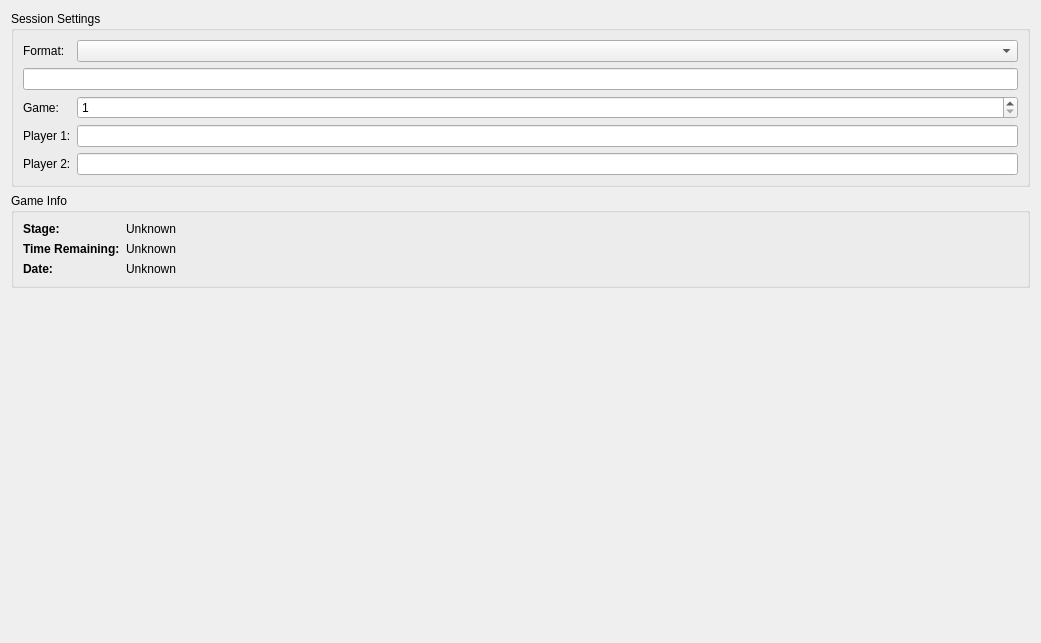
Above: application/forms/ActiveSessionView.ui from reframedultimate/ReFramed before the change. Below: the same form after it.
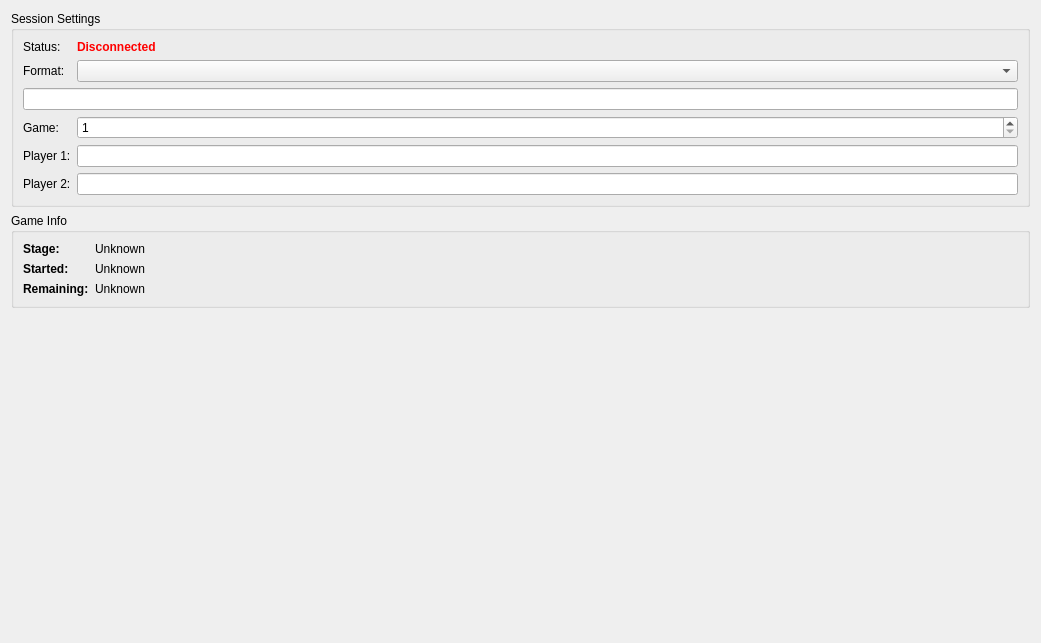
That is the form after the change.

Commit message: Fixing bugs, active session view works properly

Patch:
```diff
--- a/application/forms/ActiveSessionView.ui
+++ b/application/forms/ActiveSessionView.ui
@@ -13,17 +13,85 @@
   <property name="windowTitle">
    <string>Form</string>
   </property>
-  <layout class="QGridLayout" name="gridLayout_2" rowstretch="0,0,1" columnstretch="0,1">
+  <layout class="QGridLayout" name="gridLayout_2" rowstretch="0,0,0,0" columnstretch="0,1">
+   <item row="1" column="0">
+    <widget class="QGroupBox" name="groupBox">
+     <property name="title">
+      <string>Game Info</string>
+     </property>
+     <layout class="QFormLayout" name="formLayout">
+      <item row="0" column="0">
+       <widget class="QLabel" name="label">
+        <property name="text">
+         <string>&lt;html&gt;&lt;head/&gt;&lt;body&gt;&lt;p&gt;&lt;span style=&quot; font-weight:600;&quot;&gt;Stage:&lt;/span&gt;&lt;/p&gt;&lt;/body&gt;&lt;/html&gt;</string>
+        </property>
+       </widget>
+      </item>
+      <item row="0" column="1">
+       <widget class="QLabel" name="label_stage">
+        <property name="text">
+         <string>Unknown</string>
+        </property>
+       </widget>
+      </item>
+      <item row="1" column="0">
+       <widget class="QLabel" name="label_3">
+        <property name="text">
+         <string>&lt;html&gt;&lt;head/&gt;&lt;body&gt;&lt;p&gt;&lt;span style=&quot; font-weight:600;&quot;&gt;Started:&lt;/span&gt;&lt;/p&gt;&lt;/body&gt;&lt;/html&gt;</string>
+        </property>
+       </widget>
+      </item>
+      <item row="1" column="1">
+       <widget class="QLabel" name="label_started">
+        <property name="text">
+         <string>Unknown</string>
+        </property>
+       </widget>
+      </item>
+      <item row="2" column="0">
+       <widget class="QLabel" name="label_2">
+        <property name="text">
+         <string>&lt;html&gt;&lt;head/&gt;&lt;body&gt;&lt;p&gt;&lt;span style=&quot; font-weight:600;&quot;&gt;Remaining:&lt;/span&gt;&lt;/p&gt;&lt;/body&gt;&lt;/html&gt;</string>
+        </property>
+       </widget>
+      </item>
+      <item row="2" column="1">
+       <widget class="QLabel" name="label_remaining">
+        <property name="text">
+         <string>Unknown</string>
+        </property>
+       </widget>
+      </item>
+     </layout>
+    </widget>
+   </item>
+   <item row="2" column="0">
+    <layout class="QVBoxLayout" name="layout_playerInfo"/>
+   </item>
    <item row="0" column="0">
     <widget class="QGroupBox" name="groupBox_2">
      <property name="title">
       <string>Session Settings</string>
      </property>
      <layout class="QGridLayout" name="gridLayout">
-      <item row="0" column="1">
+      <item row="5" column="0">
+       <widget class="QLabel" name="label_8">
+        <property name="text">
+         <string>Player 2:</string>
+        </property>
+       </widget>
+      </item>
+      <item row="1" column="1">
        <widget class="QComboBox" name="comboBox_format"/>
       </item>
-      <item row="2" column="1">
+      <item row="3" column="0">
+       <widget class="QLabel" name="label_9">
+        <property name="text">
+         <string>Game:</string>
+        </property>
+       </widget>
+      </item>
+      <item row="3" column="1">
        <widget class="QSpinBox" name="spinBox_gameNumber">
         <property name="minimum">
          <number>1</number>
@@ -33,111 +101,73 @@
         </property>
        </widget>
       </item>
-      <item row="2" column="0">
-       <widget class="QLabel" name="label_9">
+      <item row="4" column="1">
+       <widget class="QLineEdit" name="lineEdit_player1">
         <property name="text">
-         <string>Game:</string>
+         <string/>
         </property>
        </widget>
       </item>
-      <item row="3" column="0">
+      <item row="5" column="1">
+       <widget class="QLineEdit" name="lineEdit_player2">
+        <property name="text">
+         <string/>
+        </property>
+       </widget>
+      </item>
+      <item row="4" column="0">
        <widget class="QLabel" name="label_7">
         <property name="text">
          <string>Player 1:</string>
         </property>
        </widget>
       </item>
-      <item row="0" column="0">
-       <widget class="QLabel" name="label_6">
-        <property name="text">
-         <string>Format:</string>
-        </property>
-       </widget>
-      </item>
-      <item row="3" column="1">
-       <widget class="QLineEdit" name="lineEdit_player1">
-        <property name="text">
-         <string/>
-        </property>
-       </widget>
-      </item>
-      <item row="1" column="0" colspan="2">
+      <item row="2" column="0" colspan="2">
        <widget class="QLineEdit" name="lineEdit_formatOther">
         <property name="enabled">
          <bool>true</bool>
         </property>
        </widget>
       </item>
-      <item row="4" column="0">
-       <widget class="QLabel" name="label_8">
+      <item row="1" column="0">
+       <widget class="QLabel" name="label_6">
         <property name="text">
-         <string>Player 2:</string>
+         <string>Format:</string>
         </property>
        </widget>
       </item>
-      <item row="4" column="1">
-       <widget class="QLineEdit" name="lineEdit_player2">
-        <property name="text">
-         <string/>
-        </property>
-       </widget>
-      </item>
-     </layout>
-    </widget>
-   </item>
-   <item row="1" column="0">
-    <widget class="QGroupBox" name="groupBox">
-     <property name="title">
-      <string>Game Info</string>
-     </property>
-     <layout class="QFormLayout" name="formLayout_2">
       <item row="0" column="0">
-       <widget class="QLabel" name="label">
+       <widget class="QLabel" name="label_4">
         <property name="text">
-         <string>&lt;html&gt;&lt;head/&gt;&lt;body&gt;&lt;p&gt;&lt;span style=&quot; font-weight:600;&quot;&gt;Stage:&lt;/span&gt;&lt;/p&gt;&lt;/body&gt;&lt;/html&gt;</string>
+         <string>Status:</string>
         </property>
        </widget>
       </item>
       <item row="0" column="1">
-       <widget class="QLabel" name="label_stage">
+       <widget class="QLabel" name="label_connection">
         <property name="text">
-         <string>Unknown</string>
+         <string>&lt;html&gt;&lt;head/&gt;&lt;body&gt;&lt;p&gt;&lt;span style=&quot;font-weight:600; color:#ff0000;&quot;&gt;Disconnected&lt;/span&gt;&lt;/p&gt;&lt;/body&gt;&lt;/html&gt;</string>
         </property>
-       </widget>
-      </item>
-      <item row="1" column="0">
-       <widget class="QLabel" name="label_3">
-        <property name="text">
-         <string>&lt;html&gt;&lt;head/&gt;&lt;body&gt;&lt;p&gt;&lt;span style=&quot; font-weight:600;&quot;&gt;Time Remaining:&lt;/span&gt;&lt;/p&gt;&lt;/body&gt;&lt;/html&gt;</string>
-        </property>
-       </widget>
-      </item>
-      <item row="1" column="1">
-       <widget class="QLabel" name="label_timeRemaining">
-        <property name="text">
-         <string>Unknown</string>
-        </property>
-       </widget>
-      </item>
-      <item row="2" column="0">
-       <widget class="QLabel" name="label_2">
-        <property name="text">
-         <string>&lt;html&gt;&lt;head/&gt;&lt;body&gt;&lt;p&gt;&lt;span style=&quot; font-weight:600;&quot;&gt;Date:&lt;/span&gt;&lt;/p&gt;&lt;/body&gt;&lt;/html&gt;</string>
-        </property>
-       </widget>
-      </item>
-      <item row="2" column="1">
-       <widget class="QLabel" name="label_date">
-        <property name="text">
-         <string>Unknown</string>
+        <property name="textFormat">
+         <enum>Qt::RichText</enum>
         </property>
        </widget>
       </item>
      </layout>
     </widget>
    </item>
-   <item row="2" column="0">
-    <layout class="QVBoxLayout" name="layout_playerInfo"/>
+   <item row="3" column="0">
+    <spacer name="verticalSpacer">
+     <property name="orientation">
+      <enum>Qt::Vertical</enum>
+     </property>
+     <property name="sizeHint" stdset="0">
+      <size>
+       <width>20</width>
+       <height>40</height>
+      </size>
+     </property>
+    </spacer>
    </item>
    <item row="0" column="1" rowspan="3">
     <layout class="QHBoxLayout" name="layout_sessionViewer"/>
```
Left out of the diff: 2 changed lines with no effect on the pictures. The commit also changes 16 other files.
